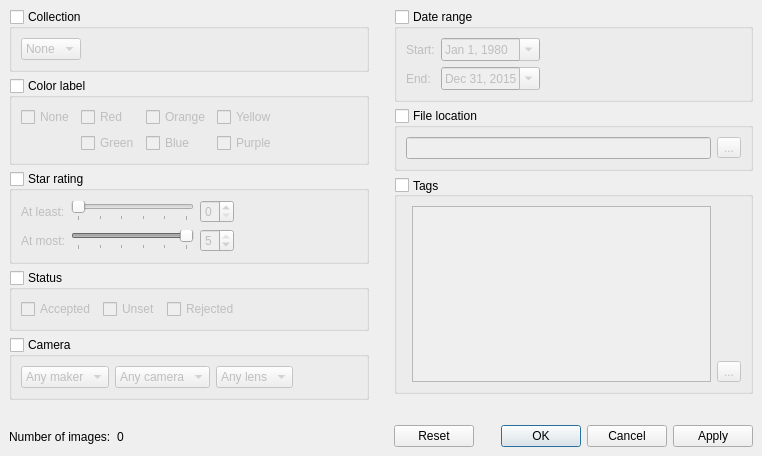
This is src/ui/FilterDialog.ui in wagenadl/photohoard as Qt 5 draws it before an edit. The edited form follows.
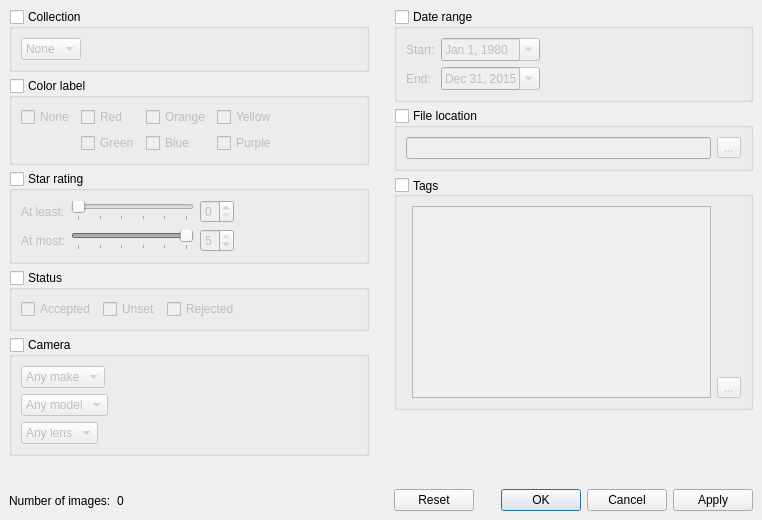
This is the edited form.

Commit message: Much preparation work in FilterDialog

```diff
--- a/src/ui/FilterDialog.ui
+++ b/src/ui/FilterDialog.ui
@@ -7,7 +7,7 @@
     <x>0</x>
     <y>0</y>
     <width>762</width>
-    <height>456</height>
+    <height>520</height>
    </rect>
   </property>
   <property name="windowTitle">
@@ -303,25 +303,84 @@
         <property name="checked">
          <bool>false</bool>
         </property>
+        <layout class="QVBoxLayout" name="verticalLayout_5">
+         <item>
+          <widget class="QWidget" name="widget_6" native="true">
         <layout class="QHBoxLayout" name="horizontalLayout_4">
+            <property name="spacing">
+             <number>0</number>
+            </property>
+            <property name="margin">
+             <number>0</number>
+            </property>
          <item>
           <widget class="QComboBox" name="cMaker">
            <item>
             <property name="text">
-             <string>Any maker</string>
+                <string>Any make</string>
             </property>
            </item>
           </widget>
          </item>
+            <item>
+             <spacer name="horizontalSpacer_6">
+              <property name="orientation">
+               <enum>Qt::Horizontal</enum>
+              </property>
+              <property name="sizeHint" stdset="0">
+               <size>
+                <width>40</width>
+                <height>20</height>
+               </size>
+              </property>
+             </spacer>
+            </item>
+           </layout>
+          </widget>
+         </item>
+         <item>
+          <widget class="QWidget" name="widget_7" native="true">
+           <layout class="QHBoxLayout" name="horizontalLayout_8">
+            <property name="spacing">
+             <number>0</number>
+            </property>
+            <property name="margin">
+             <number>0</number>
+            </property>
          <item>
           <widget class="QComboBox" name="cCamera">
            <item>
             <property name="text">
-             <string>Any camera</string>
+                <string>Any model</string>
             </property>
            </item>
           </widget>
          </item>
+            <item>
+             <spacer name="horizontalSpacer_8">
+              <property name="orientation">
+               <enum>Qt::Horizontal</enum>
+              </property>
+              <property name="sizeHint" stdset="0">
+               <size>
+                <width>40</width>
+                <height>20</height>
+               </size>
+              </property>
+             </spacer>
+            </item>
+           </layout>
+          </widget>
+         </item>
+         <item>
+          <widget class="QWidget" name="widget_8" native="true">
+           <layout class="QHBoxLayout" name="horizontalLayout_9">
+            <property name="spacing">
+             <number>0</number>
+            </property>
+            <property name="margin">
+             <number>0</number>
+            </property>
          <item>
           <widget class="QComboBox" name="cLens">
            <item>
@@ -332,7 +391,7 @@
           </widget>
          </item>
          <item>
-          <spacer name="horizontalSpacer_6">
+             <spacer name="horizontalSpacer_9">
            <property name="orientation">
             <enum>Qt::Horizontal</enum>
            </property>
@@ -343,6 +402,9 @@
             </size>
            </property>
           </spacer>
+            </item>
+           </layout>
+          </widget>
          </item>
         </layout>
        </widget>
```
Left out of the diff: 28 changed lines with no effect on the pictures. Lines whose indentation alone changed are shown as unchanged. The commit also changes 21 other files.
